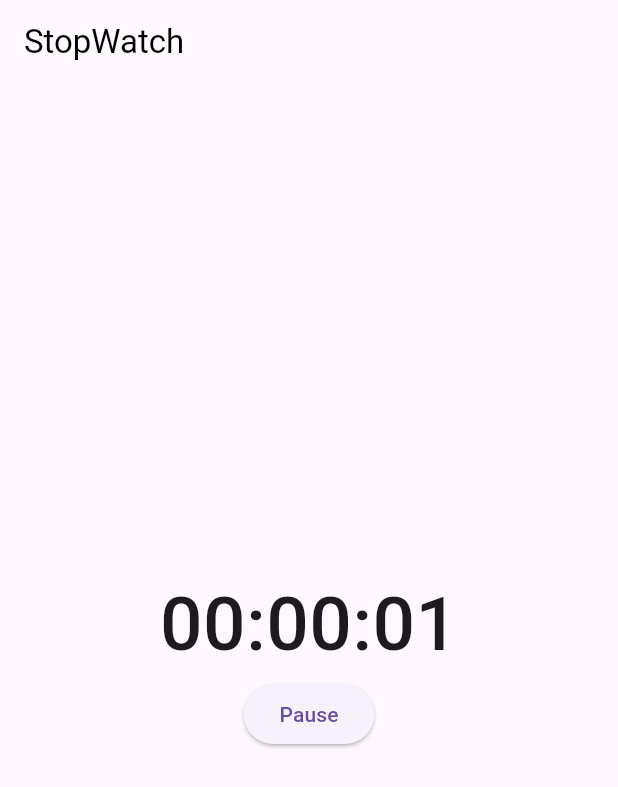
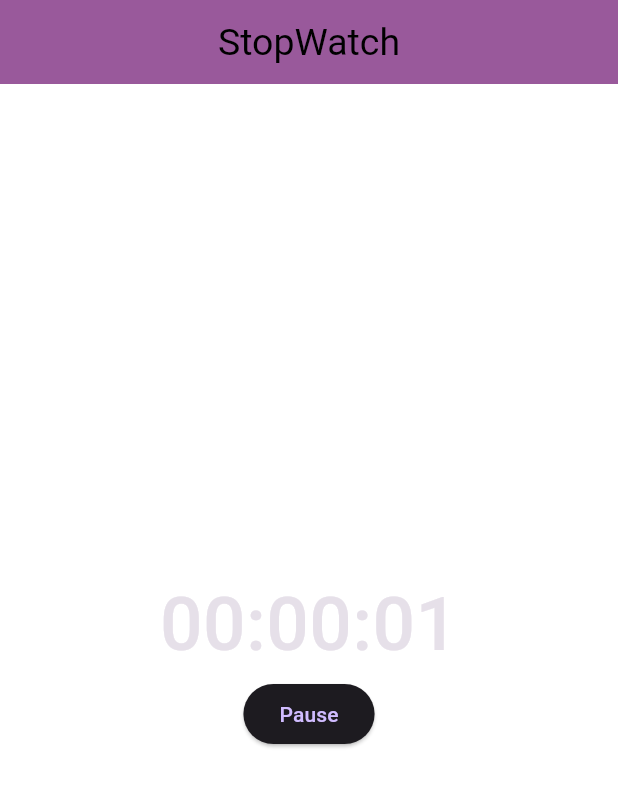
Before and after one commit to HorizonChaser12/StopWatch, a Flutter app: the screen it shows after launch, after a tap on "Play", on a phone screen of 412 x 824 dp. Shown: the top 787 px of the screen. Run offline on Flutter 3.47's test engine with Material 3 defaults, Android fonts, the phone set to English and light mode, and no system bars.

Commit message:
Minor Adjustments

```diff
--- a/lib/main.dart
+++ b/lib/main.dart
@@ -13,12 +13,18 @@ class MyApp extends StatelessWidget {
   @override
   Widget build(BuildContext context) {
     return MaterialApp(
-      title: 'Stopwatch',
+      title: "StopWatch",
       debugShowCheckedModeBanner: false,
-      theme: ThemeData(
-        primarySwatch: Colors.pink,
+      theme: ThemeData.dark().copyWith(
+        appBarTheme: const AppBarTheme(
+          backgroundColor: Color.fromARGB(255, 153, 89, 155),
+          centerTitle: true,
+          titleTextStyle: TextStyle(fontSize: 25),
+        ),
+        scaffoldBackgroundColor: const Color.fromARGB(255, 255, 255, 255),
       ),
       home: const StopWatchScreen(),
+      color: Colors.red,
     );
   }
 }
@@ -41,7 +47,7 @@ class _StopWatchScreenState extends State<StopWatchScreen> {
     setState(() {
       isTimerRunning = true;
     });
-    _timer = Timer.periodic(Duration(seconds: 1), (timer) {
+    _timer = Timer.periodic(const Duration(seconds: 1), (timer) {
       _startSecond();
     });
   }
@@ -135,7 +141,7 @@ class _StopWatchScreenState extends State<StopWatchScreen> {
           children: [
             Text(
               "$hoursString:$minuteString:$secondString",
-              style: TextStyle(
+              style: const TextStyle(
                 fontSize: 50,
                 fontWeight: FontWeight.w500,
               ),
@@ -155,9 +161,9 @@ class _StopWatchScreenState extends State<StopWatchScreen> {
                     onPressed: () {
                       resetTimer();
                     },
-                    child: Text("Reset"),
+                    child: const Text("Reset"),
                   )
-                : SizedBox(),
+                : const SizedBox(),
           ],
         ),
       ),
```
Also changed, not shown: pubspec.lock, 1 other file.
